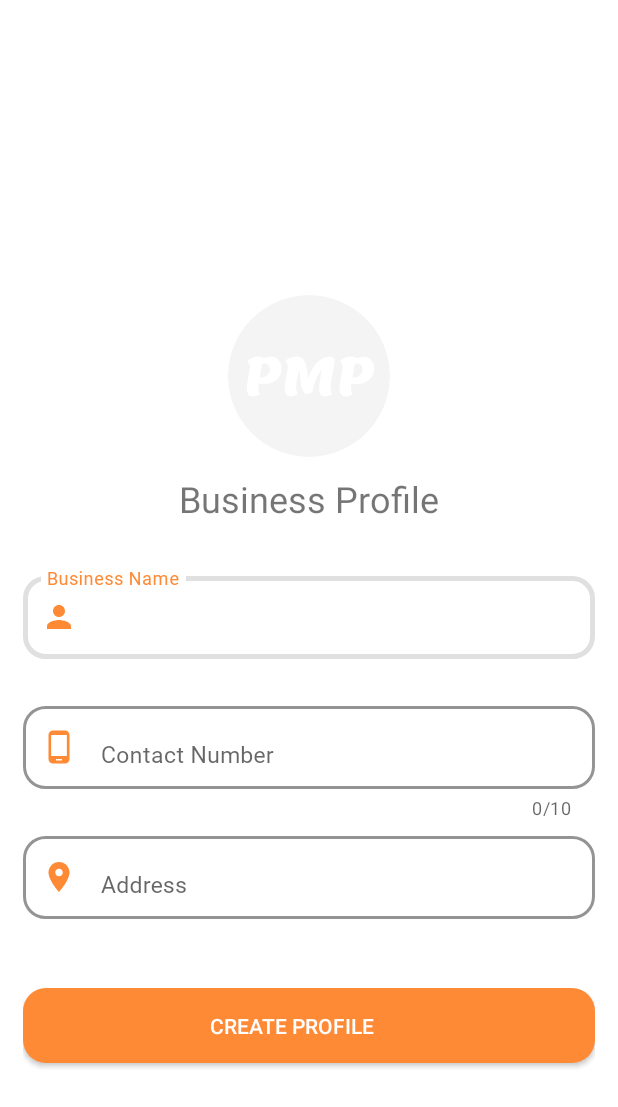
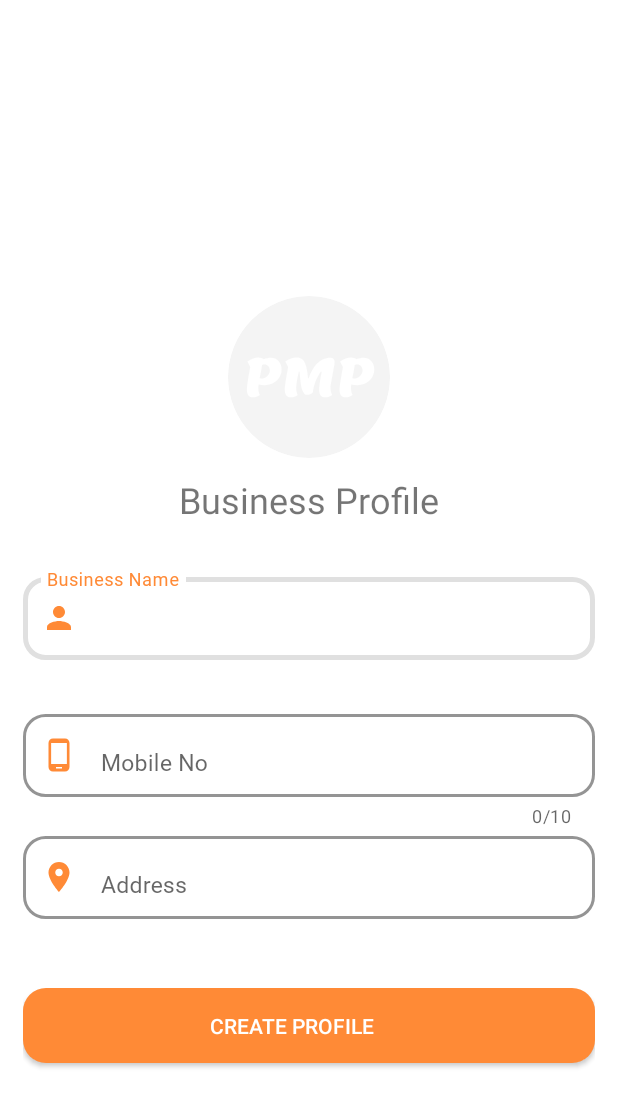
Before and after one commit to kamlesh7767/PosterMakerPro, an Android app: the layout fragment_create_professional_profile.xml on its own in the app's theme, with its tools: preview values and no code run, on a phone screen of 412 x 824 dp. Shown: the top 1107 px of the screen. Run offline under Robolectric (Android 15) with nearby library versions, the light colour scheme and no system bars.

Commit message:
did the following changes 1. rectifying +91 done, working on contact us copy main btn

```diff
--- a/app/src/main/java/com/garudpuran/postermakerpro/MainActivity.kt
+++ b/app/src/main/java/com/garudpuran/postermakerpro/MainActivity.kt
@@ -29,7 +29,7 @@ class MainActivity : AppCompatActivity() {
     private lateinit var navController: NavController
     private var interstitialAd: InterstitialAd? = null
     private val handler = Handler()
-    private val adDisplayInterval = 90 * 1000
+    private val adDisplayInterval = 2 * 60 * 1000
     override fun onCreate(savedInstanceState: Bundle?) {
         super.onCreate(savedInstanceState)
         MobileAds.initialize(this) {}
@@ -89,7 +89,7 @@ class MainActivity : AppCompatActivity() {
     }
 
     private fun startAdDisplayLoop() {
-        val initialDelay = 20*1000L
+        val initialDelay = 30*1000L
         handler.postDelayed(adDisplayRunnable, initialDelay)
     }
 
--- a/app/src/main/res/layout/fragment_create_professional_profile.xml
+++ b/app/src/main/res/layout/fragment_create_professional_profile.xml
@@ -55,7 +55,6 @@
                     android:layout_width="match_parent"
                     android:layout_height="wrap_content"
                     android:layout_marginTop="10dp"
-                    android:layout_marginBottom="5dp"
                     app:boxBackgroundColor="@color/white"
                     app:boxBackgroundMode="outline"
                     app:boxCornerRadiusBottomEnd="15dp"
@@ -86,10 +85,10 @@
                 </com.google.android.material.textfield.TextInputLayout>
 
                 <com.google.android.material.textfield.TextInputLayout
-                    android:id="@+id/registration_mobile_no_ti"
+                    android:id="@+id/mobile_no_ti"
                     android:layout_width="match_parent"
-                    android:layout_height="match_parent"
-                    android:layout_marginBottom="5dp"
+                    android:layout_height="wrap_content"
+                    android:layout_marginTop="10dp"
                     app:boxBackgroundColor="@color/white"
                     app:boxBackgroundMode="outline"
                     app:boxCornerRadiusBottomEnd="15dp"
@@ -102,22 +101,23 @@
                     app:counterEnabled="true"
                     app:counterMaxLength="10"
                     app:errorEnabled="true"
-                    app:hintTextColor="@color/orange"
+                    app:hintTextColor="@color/primary_color"
+                    app:layout_constraintEnd_toEndOf="parent"
+                    app:layout_constraintStart_toStartOf="parent"
+                    app:layout_constraintTop_toBottomOf="@+id/textView3"
                     app:prefixText="+91"
                     app:startIconDrawable="@drawable/baseline_phone_android_24"
-                    app:startIconTint="@color/orange"
-
-                    >
+                    app:startIconTint="@color/primary_color">
 
                     <com.google.android.material.textfield.TextInputEditText
-                        android:id="@+id/registration_mobile_no_et"
+                        android:id="@+id/login_mobile_no_et"
                         android:layout_width="match_parent"
                         android:layout_height="wrap_content"
                         android:fontFamily="@font/roboto_regular"
                         android:gravity="top"
-                        android:hint="@string/contact_number_hint"
+                        android:hint="@string/mobile_no_hint"
                         android:inputType="phone"
-                        android:maxLength="10"
+                        android:maxLength="13"
                         android:textColor="@color/black"
                         android:textSize="15sp" />
                 </com.google.android.material.textfield.TextInputLayout>
```
Also changed, not shown: app/src/main/java/com/garudpuran/postermakerpro/ui/commonui/ContactUsDialog.kt (+4 -11 lines), app/src/main/java/com/garudpuran/postermakerpro/ui/profile/CreateProfessionalProfileFragment.kt (+7 -13 lines).
